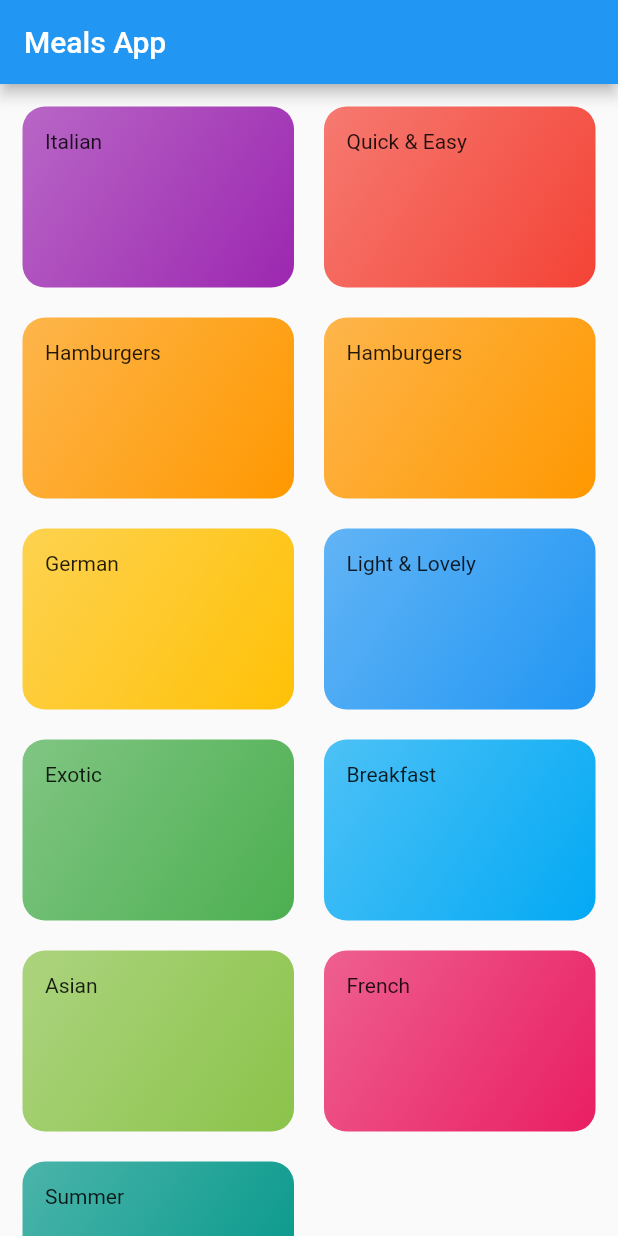
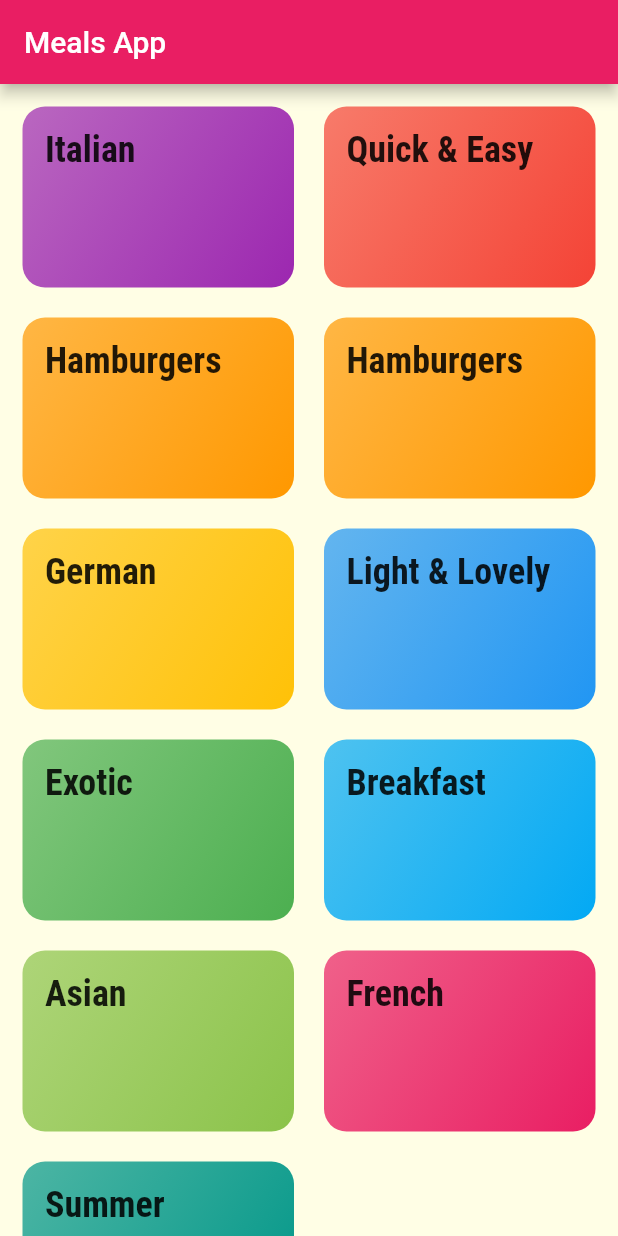
Before and after one commit to vlotysh/flutter_mail_app, a Flutter app: the screen it shows after launch, on a phone screen of 412 x 824 dp. Run offline on Flutter 3.47's test engine with Material 2 defaults, Android fonts, the phone set to English and light mode, and no system bars; Roboto replaces fonts that are missing (Releway).

```diff
--- a/lib/app/MealsApp.dart
+++ b/lib/app/MealsApp.dart
@@ -1,18 +1,20 @@
 import 'package:flutter/material.dart';
-import './pages/Categories.dart';
-import './pages/Home.dart';
+
+import './screens/Categories.dart';
+
+import './routes.dart';
+import './theme.dart';
 
 class MealsApp extends StatelessWidget {
   // This widget is the root of your application.
   @override
   Widget build(BuildContext context) {
     return MaterialApp(
+      initialRoute: '/',
+      routes: applicationRoutes(),
+      theme: applicationTheme(),
       title: 'Meals App',
-      theme: ThemeData(
-        primarySwatch: Colors.blue,
-        visualDensity: VisualDensity.adaptivePlatformDensity,
-      ),
-      home: Categories(title: 'Meals App'),
+      //home: Categories(title: 'Meals App'),
     );
   }
 }
--- /dev/null
+++ b/lib/app/routes.dart
@@ -0,0 +1,11 @@
+import 'package:flutter/cupertino.dart';
+
+import 'screens/Categories.dart';
+import 'screens/CategoryMeals.dart';
+
+Map<String, WidgetBuilder> applicationRoutes() {
+  return {
+    Categories.ROUTE_NAME: (_) => Categories(title: 'Meals App'),
+    CategoryMeals.ROUTE_NAME: (_) => CategoryMeals(),
+  };
+}
--- a/lib/app/pages/Categories.dart
+++ b/lib/app/screens/Categories.dart
@@ -1,10 +1,12 @@
 import 'package:flutter/material.dart';
 import 'package:meals_app/app/models/Category.dart';
-import 'package:meals_app/app/widgets/CategoryItem.dart';
 
 import '../data/dummy_data.dart';
+import '../widgets/CategoryItem.dart';
 
 class Categories extends StatefulWidget {
+  static const ROUTE_NAME = '/';
+
   Categories({Key key, this.title}) : super(key: key);
 
   final String title;
--- /dev/null
+++ b/lib/app/screens/ScreenMixin.dart
@@ -0,0 +1,3 @@
+mixin ScreenMixin {
+   String routeName();
+}
--- /dev/null
+++ b/lib/app/theme.dart
@@ -0,0 +1,19 @@
+import 'package:flutter/material.dart';
+
+ThemeData applicationTheme() {
+  return ThemeData(
+      primarySwatch: Colors.pink,
+      accentColor: Colors.amber,
+      canvasColor: Color.fromRGBO(255, 254, 229, 1),
+      fontFamily: 'Releway',
+      textTheme: ThemeData
+          .light()
+          .textTheme
+          .copyWith(
+          bodyText1: TextStyle(color: Color.fromRGBO(20, 51, 51, 1)),
+          bodyText2: TextStyle(color: Color.fromRGBO(20, 51, 51, 1)),
+          subtitle1:
+          TextStyle(fontSize: 24,
+              fontFamily: 'RobotoCondensed',
+              fontWeight: FontWeight.bold)));
+}
--- a/lib/app/widgets/CategoryItem.dart
+++ b/lib/app/widgets/CategoryItem.dart
@@ -1,4 +1,6 @@
 import 'package:flutter/material.dart';
+
+import '../screens/CategoryMeals.dart';
 import '../models/Category.dart';
 
 class CategoryItem extends StatelessWidget {
@@ -6,17 +8,27 @@ class CategoryItem extends StatelessWidget {
 
   CategoryItem(this._category);
 
+  void selectCategory(BuildContext ctx) {
+    Navigator.of(ctx).pushNamed(CategoryMeals.ROUTE_NAME, arguments: _category);
+  }
+
   @override
   Widget build(BuildContext context) {
-    return Container(
+    return InkWell(
+      onTap: () => selectCategory(context),
+      splashColor: Theme.of(context).primaryColor,
+      borderRadius: BorderRadius.circular(15),
+      child: Container(
         padding: const EdgeInsets.all(15),
-      child: Text(_category.title),
+        child:
+            Text(_category.title, style: Theme.of(context).textTheme.subtitle1),
         decoration: BoxDecoration(
             borderRadius: BorderRadius.circular(15),
             gradient: LinearGradient(
                 colors: [_category.color.withOpacity(0.7), _category.color],
                 begin: Alignment.topLeft,
                 end: Alignment.bottomRight)),
+      ),
     );
   }
 }
```
Also changed, not shown: lib/app/screens/CategoryMeals.dart (added, +30 -0 lines), lib/app/screens/Home.dart (renamed from lib/app/pages/Home.dart). Lines whose indentation alone changed are shown as unchanged.
